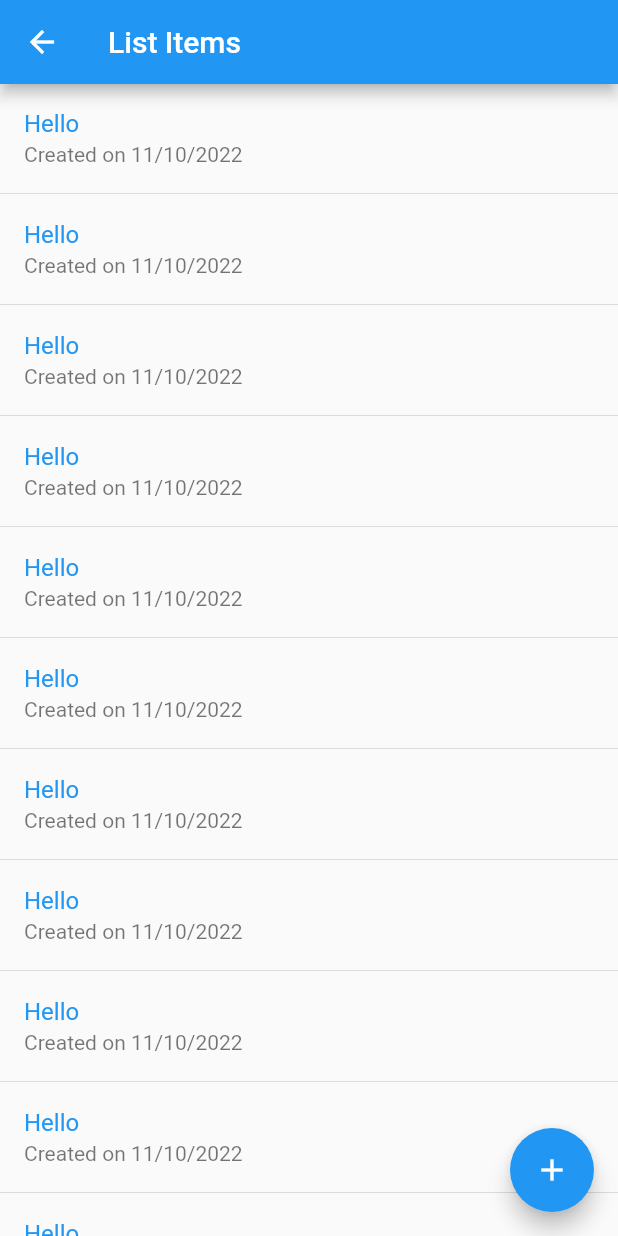
After one commit to indieka900/second-flutter-app, a Flutter app: the Nextpage screen opened directly, after a tap on "List page", on a phone screen of 412 x 824 dp. The commit adds this screen. Run offline on Flutter 3.47's test engine with Material 2 defaults, Android fonts, the phone set to English and light mode, and no system bars.

Commit message:
Second tutorial

```diff
--- a/lib/pages/login.dart
+++ b/lib/pages/login.dart
@@ -1,6 +1,7 @@
 //import 'dart:html';
 import 'package:flutter/services.dart';
 import 'package:flutter/material.dart';
+import 'package:flutterpro/pages/pages/notelist.dart';
 
 class Nextpage extends StatelessWidget {
   const Nextpage({super.key});
@@ -64,6 +65,18 @@ class Nextpage extends StatelessWidget {
               ],
             ),
           ),
+          OutlinedButton(
+            onPressed: () {
+              Navigator.of(context).push(
+                MaterialPageRoute(
+                  builder: (context) {
+                    return Mylist();
+                  },
+                ),
+              );
+            },
+            child: Text("List page"),
+          )
         ],
       ),
     );
--- /dev/null
+++ b/lib/pages/pages/notelist.dart
@@ -0,0 +1,30 @@
+import 'package:flutter/material.dart';
+
+class Mylist extends StatelessWidget {
+  const Mylist({super.key});
+
+  @override
+  Widget build(BuildContext context) {
+    return Scaffold(
+      appBar: AppBar(
+        title: Text("List Items"),
+      ),
+      floatingActionButton: FloatingActionButton(
+        onPressed: () {},
+        child: Icon(Icons.add),
+      ),
+      body: ListView.separated(
+          itemBuilder: (_, index) {
+            return ListTile(
+              title: Text(
+                "Hello",
+                style: TextStyle(color: Theme.of(context).primaryColor),
+              ),
+              subtitle: Text('Created on 11/10/2022'),
+            );
+          },
+          separatorBuilder: (_, __) => Divider(height: 2),
+          itemCount: 20),
+    );
+  }
+}
```
